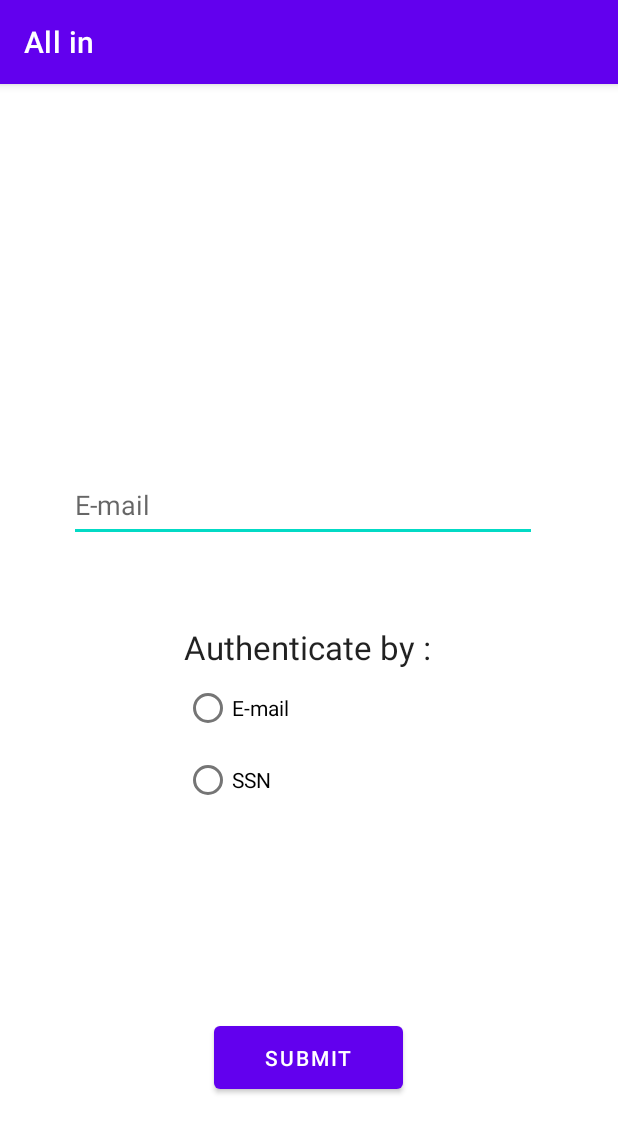
After one commit to alikashlan10/Allin, an Android app: the AuthenticationActivity screen opened directly, with no data from a screen before it, on a phone screen of 412 x 824 dp. The commit adds this screen. Shown: the top 1133 px of the screen. Run offline under Robolectric (Android 15) with nearby library versions, the phone set to English and light mode, and no system bars.

Commit message:
FoegetPass functionality

```diff
--- a/app/src/main/AndroidManifest.xml
+++ b/app/src/main/AndroidManifest.xml
@@ -13,6 +13,9 @@
         android:supportsRtl="true"
         android:theme="@style/Theme.AllIn"
         tools:targetApi="31">
+        <activity
+            android:name=".AuthenticationActivity"
+            android:exported="false" />
         <activity
             android:name=".CartActivity"
             android:exported="true" />
--- /dev/null
+++ b/app/src/main/java/com/example/allin/AuthenticationActivity.java
@@ -0,0 +1,113 @@
+package com.example.allin;
+
+import androidx.appcompat.app.AppCompatActivity;
+
+import android.content.Intent;
+import android.os.Bundle;
+import android.view.View;
+import android.widget.Button;
+import android.widget.EditText;
+import android.widget.RadioButton;
+
+public class AuthenticationActivity extends AppCompatActivity {
+
+    @Override
+    protected void onCreate(Bundle savedInstanceState) {
+        super.onCreate(savedInstanceState);
+        setContentView(R.layout.activity_authentication);
+
+        OnlineShoppingSystem sys=OnlineShoppingSystem.getInstance();
+        DbHelper dbHelper=new DbHelper(this);
+
+
+        ForgetPasswordContext context=new ForgetPasswordContext();
+
+
+        Button submitbtn=findViewById(R.id.SubmitButton);
+
+
+        RadioButton emailRadio=findViewById(R.id.EmailradioButton);
+        RadioButton SsnRadio=findViewById(R.id.SsnRadioButton);
+
+        EditText input=findViewById(R.id.ChoosenInput);
+        EditText passTextBox=findViewById(R.id.ResetPass);
+
+        passTextBox.setVisibility(View.GONE);
+
+        //checkoutbtn.setVisibility(View.GONE);
+        //placeorderbtn.setVisibility(View.VISIBLE);
+
+        SsnRadio.setOnClickListener(new View.OnClickListener() {
+            @Override
+            public void onClick(View v) {
+                // Perform your action when radioButton1 is selected
+                input.setHint("SSN");
+            }
+        });
+
+        Intent fromLoginIntent = getIntent();
+        String receivedUsername = fromLoginIntent.getStringExtra("usernamefromlogin");
+
+        boolean authenticated=false;
+
+        submitbtn.setOnClickListener(new View.OnClickListener() {
+            @Override
+            public void onClick(View view) {
+
+                if (emailRadio.isChecked())
+                {
+                    context.setAuthenticationStrategy(new EmailAuthentecationStrategy());
+                    if(context.executetAuthenticationStrategy(input.getText().toString(),receivedUsername)){
+                        passTextBox.setVisibility(View.VISIBLE);
+                        submitbtn.setText("Reset");
+
+                        submitbtn.setOnClickListener(new View.OnClickListener() {
+                            @Override
+                            public void onClick(View view) {
+                                sys.UpdatePassword(receivedUsername,passTextBox.getText().toString(),dbHelper);
+                                submitbtn.setText("Login");
+                                submitbtn.setOnClickListener(new View.OnClickListener() {
+                                    @Override
+                                    public void onClick(View view) {
+                                        Intent tologin=new Intent(AuthenticationActivity.this,LoginActivity.class);
+                                        startActivity(tologin);
+                                    }
+                                });
+                            }
+                        });
+                    }
+
+                }
+                else if(SsnRadio.isChecked())
+                {
+
+                    context.setAuthenticationStrategy(new SsnAuthenticationStrategy());
+                    if(context.executetAuthenticationStrategy(input.getText().toString(),receivedUsername)){
+                        passTextBox.setVisibility(View.VISIBLE);
+                        submitbtn.setText("Reset");
+
+                        submitbtn.setOnClickListener(new View.OnClickListener() {
+                            @Override
+                            public void onClick(View view) {
+                                sys.UpdatePassword(receivedUsername,passTextBox.getText().toString(),dbHelper);
+                                submitbtn.setText("Login");
+                                submitbtn.setOnClickListener(new View.OnClickListener() {
+                                    @Override
+                                    public void onClick(View view) {
+                                        Intent tologin=new Intent(AuthenticationActivity.this,LoginActivity.class);
+                                        startActivity(tologin);
+                                    }
+                                });
+                            }
+                        });
+                    }
+                }
+
+            }
+        });
+
+
+
+
+    }
+}
--- /dev/null
+++ b/app/src/main/res/layout/activity_authentication.xml
@@ -0,0 +1,87 @@
+<?xml version="1.0" encoding="utf-8"?>
+<androidx.constraintlayout.widget.ConstraintLayout xmlns:android="http://schemas.android.com/apk/res/android"
+    xmlns:app="http://schemas.android.com/apk/res-auto"
+    xmlns:tools="http://schemas.android.com/tools"
+    android:layout_width="match_parent"
+    android:layout_height="match_parent"
+    tools:context=".AuthenticationActivity">
+
+    <com.google.android.material.textfield.TextInputEditText
+        android:id="@+id/ChoosenInput"
+        android:layout_width="312dp"
+        android:layout_height="49dp"
+        android:layout_marginStart="45dp"
+        android:layout_marginTop="256dp"
+        android:layout_marginEnd="54dp"
+        android:hint="E-mail"
+        app:layout_constraintEnd_toEndOf="parent"
+        app:layout_constraintStart_toStartOf="parent"
+        app:layout_constraintTop_toTopOf="parent" />
+
+    <com.google.android.material.textfield.TextInputEditText
+        android:id="@+id/ResetPass"
+        android:layout_width="309dp"
+        android:layout_height="48dp"
+        android:layout_marginStart="45dp"
+        android:layout_marginTop="26dp"
+        android:layout_marginEnd="57dp"
+        android:hint="Reset-Password"
+        app:layout_constraintEnd_toEndOf="parent"
+        app:layout_constraintStart_toStartOf="parent"
+        app:layout_constraintTop_toBottomOf="@+id/ChoosenInput" />
+
+    <RadioGroup
+        android:id="@+id/radioGroup2"
+        android:layout_width="169dp"
+        android:layout_height="99dp"
+        android:layout_marginStart="122dp"
+        android:layout_marginTop="3dp"
+        android:layout_marginEnd="120dp"
+        app:layout_constraintEnd_toEndOf="parent"
+        app:layout_constraintStart_toStartOf="parent"
+        app:layout_constraintTop_toBottomOf="@+id/textView">
+
+        <RadioButton
+            android:id="@+id/EmailradioButton"
+            android:layout_width="match_parent"
+            android:layout_height="wrap_content"
+            android:text="E-mail" />
+
+        <RadioButton
+            android:id="@+id/SsnRadioButton"
+            android:layout_width="match_parent"
+            android:layout_height="wrap_content"
+            android:text="SSN" />
+    </RadioGroup>
+
+    <TextView
+        android:id="@+id/textView"
+        android:layout_width="229dp"
+        android:layout_height="28dp"
+        android:layout_marginStart="123dp"
+        android:layout_marginTop="55dp"
+        android:layout_marginEnd="134dp"
+        android:layout_marginBottom="3dp"
+        android:text="Authenticate by :"
+        android:textAppearance="@style/TextAppearance.AppCompat.Large"
+        app:layout_constraintBottom_toTopOf="@+id/radioGroup2"
+        app:layout_constraintEnd_toEndOf="parent"
+        app:layout_constraintHorizontal_bias="0.013"
+        app:layout_constraintStart_toStartOf="parent"
+        app:layout_constraintTop_toBottomOf="@+id/ResetPass" />
+
+    <Button
+        android:id="@+id/SubmitButton"
+        android:layout_width="126dp"
+        android:layout_height="54dp"
+        android:layout_marginStart="142dp"
+        android:layout_marginTop="76dp"
+        android:layout_marginEnd="143dp"
+        android:layout_marginBottom="37dp"
+        android:text="submit"
+        app:layout_constraintBottom_toBottomOf="parent"
+        app:layout_constraintEnd_toEndOf="parent"
+        app:layout_constraintStart_toStartOf="parent"
+        app:layout_constraintTop_toBottomOf="@+id/radioGroup2" />
+
+</androidx.constraintlayout.widget.ConstraintLayout>
```
Also changed, not shown: app/src/main/java/com/example/allin/LoginActivity.java (+12 -0 lines), app/src/main/res/layout/activity_login.xml (+15 -0 lines).
